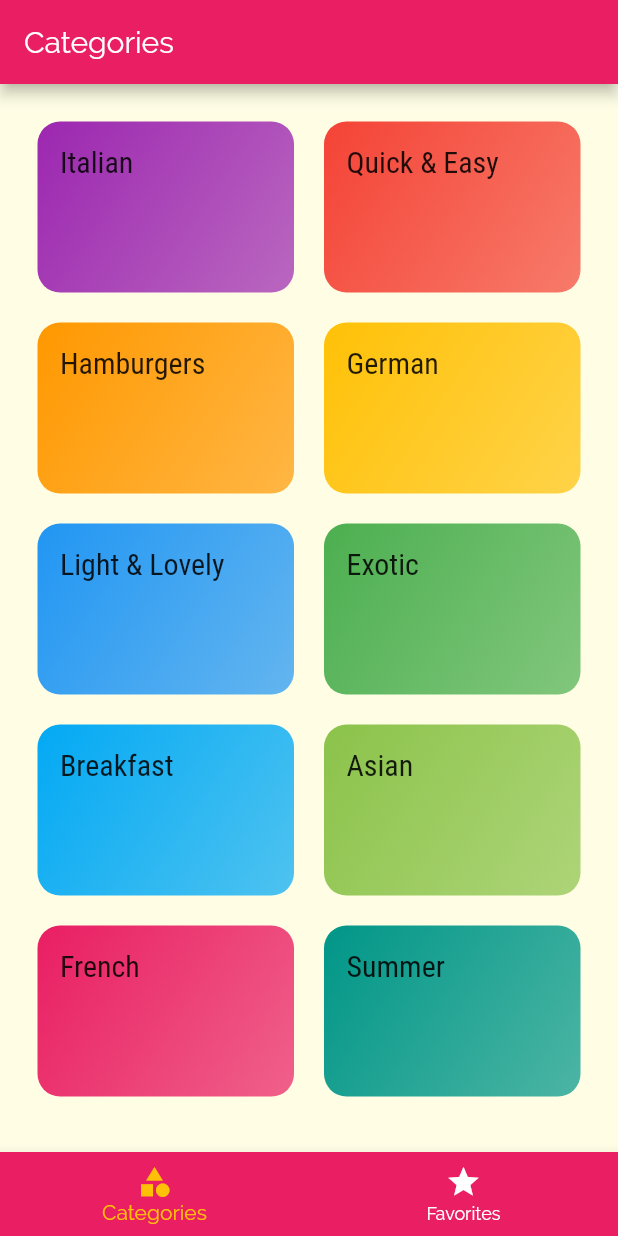
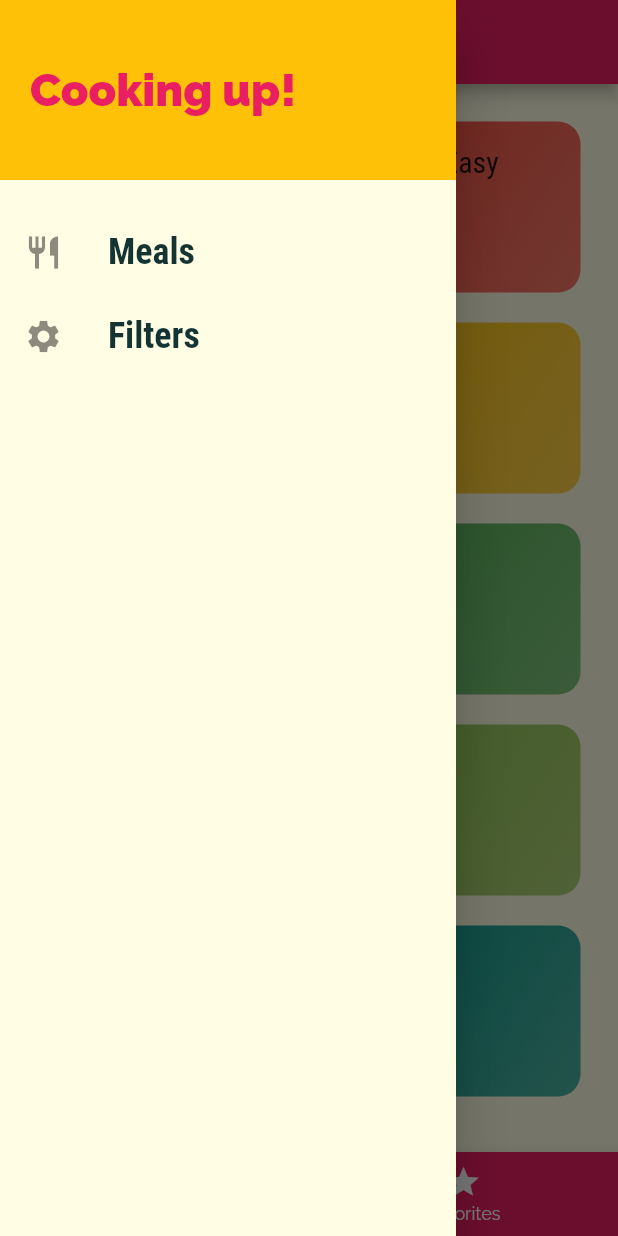
Before and after one commit to devdaemon404/meals, a Flutter app: the screen it shows after launch, with the side drawer open (before the commit the screen has no drawer), on a phone screen of 412 x 824 dp. Run offline on Flutter 3.47's test engine with Material 2 defaults, Android fonts, the phone set to English and light mode, and no system bars.

Commit message:
✨ Added MainDrawer widget, added delete functionality to meal items

```diff
--- a/lib/main.dart
+++ b/lib/main.dart
@@ -1,5 +1,6 @@
 import 'package:flutter/material.dart';
 
+import './screens/filters_screen.dart';
 import './screens/tabs_screen.dart';
 import './screens/meal_detail_screen.dart';
 import './screens/category_meals_screen.dart';
@@ -35,6 +36,7 @@ class MyApp extends StatelessWidget {
         '/': (ctx) => TabsScreen(),
         CategoryMealsScreen.routeName: (ctx) => CategoryMealsScreen(),
         MealDetailScreen.routeName: (ctx) => MealDetailScreen(),
+        FiltersScreen.routeName: (ctx) => FiltersScreen(),
       },
       // onGenerateRoute: (settings) {
       //   print(settings.arguments);
--- /dev/null
+++ b/lib/screens/filters_screen.dart
@@ -0,0 +1,19 @@
+import 'package:flutter/material.dart';
+import '../widgets/main_drawer.dart';
+
+class FiltersScreen extends StatelessWidget {
+  static const routeName = '/filters';
+
+  @override
+  Widget build(BuildContext context) {
+    return Scaffold(
+      appBar: AppBar(
+        title: Text('Your Filters'),
+      ),
+      drawer: MainDrawer(),
+      body: Center(
+        child: Text('Filters'),
+      ),
+    );
+  }
+}
--- a/lib/screens/tabs_screen.dart
+++ b/lib/screens/tabs_screen.dart
@@ -1,4 +1,5 @@
 import 'package:flutter/material.dart';
+import '../widgets/main_drawer.dart';
 import './favorites_screen.dart';
 import './categories_screen.dart';
 
@@ -12,7 +13,6 @@ class _TabsScreenState extends State<TabsScreen> {
     {
       'page': CategoriesScreen(),
       'title': 'Categories',
-
     },
     {
       'page': FavoritesScreen(),
@@ -32,8 +32,9 @@ class _TabsScreenState extends State<TabsScreen> {
   Widget build(BuildContext context) {
     return Scaffold(
       appBar: AppBar(
-        title: Text(_pages[_selectedPageIndex]['title']),
+        title: Text(_pages[_selectedPageIndex]['title'] as String),
       ),
+      drawer: MainDrawer(),
       body: _pages[_selectedPageIndex]['page'] as Widget,
       bottomNavigationBar: BottomNavigationBar(
         onTap: _selectPage,
--- /dev/null
+++ b/lib/widgets/main_drawer.dart
@@ -0,0 +1,65 @@
+import 'package:flutter/material.dart';
+import '../screens/filters_screen.dart';
+
+class MainDrawer extends StatelessWidget {
+  Widget buildListTile(String title, IconData icon, Function tapHandler) {
+    return ListTile(
+      leading: Icon(
+        icon,
+        size: 26,
+      ),
+      title: Text(
+        title,
+        style: TextStyle(
+          fontFamily: 'RobotoCondensed',
+          fontSize: 24,
+          fontWeight: FontWeight.bold,
+        ),
+      ),
+      onTap: tapHandler,
+    );
+  }
+
+  @override
+  Widget build(BuildContext context) {
+    return Drawer(
+      child: Column(
+        children: [
+          Container(
+            height: 120,
+            width: double.infinity,
+            padding: EdgeInsets.all(20),
+            alignment: Alignment.centerLeft,
+            color: Theme.of(context).accentColor,
+            child: Text(
+              'Cooking up!',
+              style: TextStyle(
+                  fontWeight: FontWeight.w900,
+                  fontSize: 30,
+                  color: Theme.of(context).primaryColor),
+            ),
+          ),
+          SizedBox(
+            height: 20,
+          ),
+          buildListTile(
+            'Meals',
+            Icons.restaurant,
+            () {
+              Navigator.of(context).pushReplacementNamed('/');
+            },
+          ),
+          buildListTile(
+            'Filters',
+            Icons.settings,
+            () {
+              Navigator.of(context).pushReplacementNamed(
+                FiltersScreen.routeName,
+              );
+            },
+          ),
+        ],
+      ),
+    );
+  }
+}
```
Also changed, not shown: lib/screens/category_meals_screen.dart (+46 -18 lines), lib/screens/meal_detail_screen.dart (+10 -1 lines), lib/widgets/meal_item.dart (+11 -1 lines).
